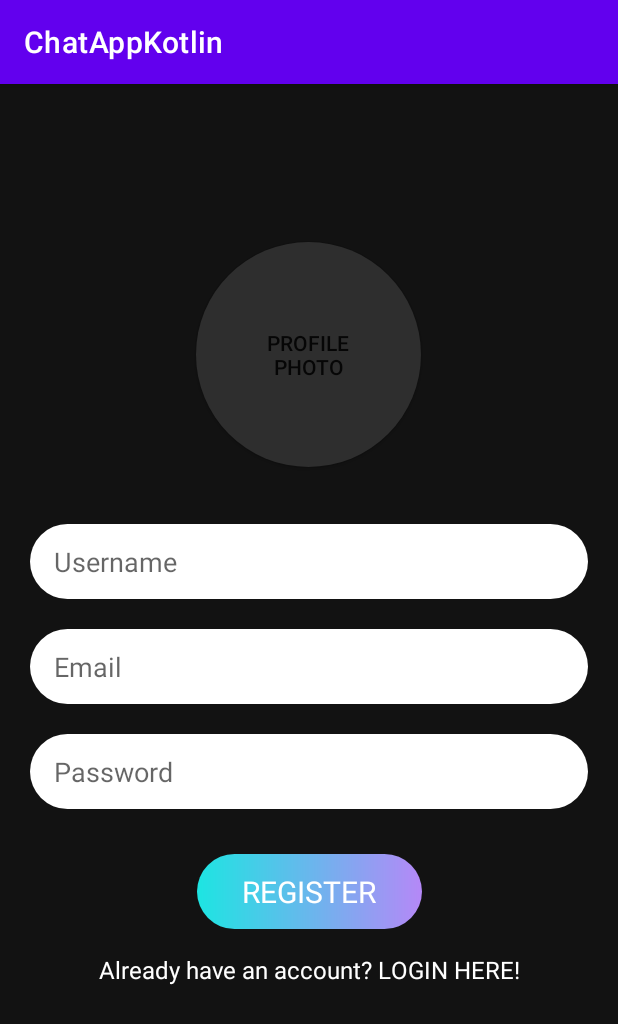
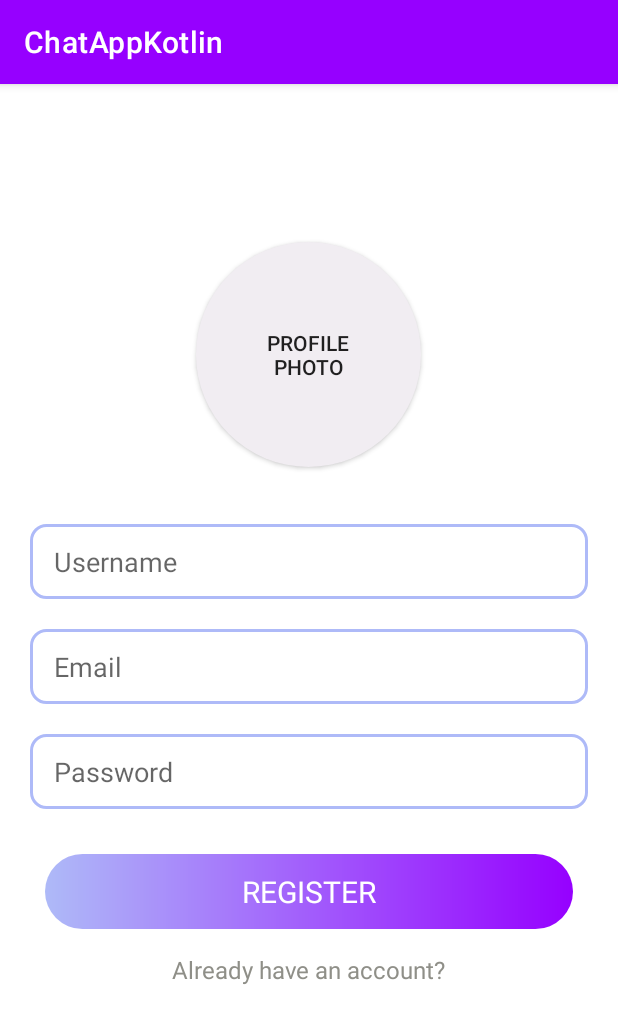
Before and after one commit to priyankaaa532002/Kotlin-Chat-App-Firebase, an Android app: the screen it shows after launch (RegisterActivity), on a phone screen of 412 x 824 dp. Shown: the top 1024 px of the screen. Run offline under Robolectric (Android 15) with nearby library versions, the phone set to English and light mode, and no system bars; our stand-ins replace CircleImageView, Firebase (no records; nobody signed in at launch, a user with empty details on screens opened directly).

Commit message:
ui + new chats

```diff
--- a/ChatAppKotlin/app/src/main/java/com/example/chatappkotlin/LatestMessagesActivity.kt
+++ b/ChatAppKotlin/app/src/main/java/com/example/chatappkotlin/LatestMessagesActivity.kt
@@ -13,6 +13,7 @@ class LatestMessagesActivity : AppCompatActivity() {
         super.onCreate(savedInstanceState)
         setContentView(R.layout.activity_latest_messages)
 
+        supportActionBar?.title = "Galaxy Chat"
         verifyUserIsLoggedIn()
 
     }
--- a/ChatAppKotlin/app/src/main/java/com/example/chatappkotlin/RegisterActivity.kt
+++ b/ChatAppKotlin/app/src/main/java/com/example/chatappkotlin/RegisterActivity.kt
@@ -110,4 +110,6 @@ class RegisterActivity : AppCompatActivity() {
     }
 }
 
-class User(val uid:String,val username:String , val profileImageUrl : String)
+class User(val uid:String,val username:String , val profileImageUrl : String){
+    constructor() : this("","","")
+}
--- a/ChatAppKotlin/app/src/main/res/drawable/buttonbg.xml
+++ b/ChatAppKotlin/app/src/main/res/drawable/buttonbg.xml
@@ -8,8 +8,8 @@
     <gradient
         android:type="linear"
         android:angle="0"
-        android:startColor="#1DE5E2"
-        android:endColor="#B588F7"/>
+        android:startColor="#AEBAF8"
+        android:endColor="#9600FF"/>
     <corners android:radius="150dp"/>
 </shape>
 </item>
--- a/ChatAppKotlin/app/src/main/res/drawable/etbg.xml
+++ b/ChatAppKotlin/app/src/main/res/drawable/etbg.xml
@@ -1,5 +1,6 @@
 <?xml version="1.0" encoding="utf-8"?>
 <shape xmlns:android="http://schemas.android.com/apk/res/android">
     <solid android:color="@color/white"/>
-    <corners android:radius="25dp"/>
+    <corners android:radius="10dp"/>
+    <stroke android:width="2dp" android:color="#AEBAF8"/>
 </shape>
--- /dev/null
+++ b/ChatAppKotlin/app/src/main/res/drawable/ic_baseline_logout_24.xml
@@ -0,0 +1,5 @@
+<vector android:autoMirrored="true" android:height="24dp"
+    android:tint="#FFFFFF" android:viewportHeight="24"
+    android:viewportWidth="24" android:width="24dp" xmlns:android="http://schemas.android.com/apk/res/android">
+    <path android:fillColor="@android:color/white" android:pathData="M17,7l-1.41,1.41L18.17,11H8v2h10.17l-2.58,2.58L17,17l5,-5zM4,5h8V3H4c-1.1,0 -2,0.9 -2,2v14c0,1.1 0.9,2 2,2h8v-2H4V5z"/>
+</vector>
--- /dev/null
+++ b/ChatAppKotlin/app/src/main/res/drawable/ic_baseline_message_24.xml
@@ -0,0 +1,5 @@
+<vector android:autoMirrored="true" android:height="24dp"
+    android:tint="#FFFFFF" android:viewportHeight="24"
+    android:viewportWidth="24" android:width="24dp" xmlns:android="http://schemas.android.com/apk/res/android">
+    <path android:fillColor="@android:color/white" android:pathData="M20,2L4,2c-1.1,0 -1.99,0.9 -1.99,2L2,22l4,-4h14c1.1,0 2,-0.9 2,-2L22,4c0,-1.1 -0.9,-2 -2,-2zM18,14L6,14v-2h12v2zM18,11L6,11L6,9h12v2zM18,8L6,8L6,6h12v2z"/>
+</vector>
--- a/ChatAppKotlin/app/src/main/res/drawable/profilebg.xml
+++ b/ChatAppKotlin/app/src/main/res/drawable/profilebg.xml
@@ -1,7 +1,8 @@
 <?xml version="1.0" encoding="utf-8"?>
 <shape android:shape="oval" xmlns:android="http://schemas.android.com/apk/res/android">
     <corners android:radius="50dp"/>
-    <solid android:color="#2E2E2E"/>
+    <solid android:color="#F1EDF2
+"/>
     <size
         android:width="150dp"
         android:height="150dp"/>
--- a/ChatAppKotlin/app/src/main/res/layout/activity_login.xml
+++ b/ChatAppKotlin/app/src/main/res/layout/activity_login.xml
@@ -41,7 +41,7 @@
 
     <TextView
         android:id="@+id/btn_login"
-        android:layout_width="120dp"
+        android:layout_width="match_parent"
         android:layout_height="50dp"
         android:layout_margin="20dp"
         android:background="@drawable/buttonbg"
@@ -60,7 +60,7 @@
         android:layout_height="wrap_content"
         android:layout_marginTop="16dp"
         android:text="Forgot Password?"
-        android:textColor="@color/white"
+        android:textColor="#8F8F88"
         android:textSize="16sp"
         app:layout_constraintEnd_toEndOf="parent"
         app:layout_constraintHorizontal_bias="0.896"
--- a/ChatAppKotlin/app/src/main/res/layout/activity_new_messages.xml
+++ b/ChatAppKotlin/app/src/main/res/layout/activity_new_messages.xml
@@ -11,6 +11,7 @@
         app:layoutManager="androidx.recyclerview.widget.LinearLayoutManager"
         android:layout_width="match_parent"
         android:layout_height="match_parent"
+
         app:layout_constraintBottom_toBottomOf="parent"
         app:layout_constraintEnd_toEndOf="parent"
         app:layout_constraintHorizontal_bias="0.5"
--- a/ChatAppKotlin/app/src/main/res/layout/activity_register.xml
+++ b/ChatAppKotlin/app/src/main/res/layout/activity_register.xml
@@ -56,7 +56,7 @@
 
     <TextView
         android:id="@+id/btn_register"
-        android:layout_width="150dp"
+        android:layout_width="match_parent"
         android:layout_height="50dp"
         android:layout_margin="30dp"
         android:background="@drawable/buttonbg"
@@ -74,8 +74,8 @@
         android:layout_width="wrap_content"
         android:layout_height="wrap_content"
         android:layout_margin="16dp"
-        android:text="Already have an account? LOGIN HERE!"
-        android:textColor="@color/white"
+        android:text="Already have an account?"
+        android:textColor="#8F8F88"
         android:textSize="16sp"
         app:layout_constraintEnd_toEndOf="parent"
         app:layout_constraintHorizontal_bias="0.5"
--- a/ChatAppKotlin/app/src/main/res/menu/nav_menu.xml
+++ b/ChatAppKotlin/app/src/main/res/menu/nav_menu.xml
@@ -4,10 +4,12 @@
 
     <item android:id="@+id/menu_new_message"
         android:title="New Message"
+        android:icon="@drawable/ic_baseline_message_24"
         app:showAsAction="ifRoom"
         />
     <item android:id="@+id/menu_sign_out"
         android:title="Sign Out"
+        android:icon="@drawable/ic_baseline_logout_24"
         app:showAsAction="ifRoom"/>
 
 </menu>
--- a/ChatAppKotlin/app/src/main/res/values-night/themes.xml
+++ b/ChatAppKotlin/app/src/main/res/values-night/themes.xml
@@ -14,6 +14,6 @@
         <!-- Customize your theme here. -->
     </style>
     <style name="PorfileImg" parent="Theme.AppCompat.Light.DarkActionBar">
-        <item name="colorButtonNormal">#393333</item>
+        <item name="colorButtonNormal">#AFAEAE</item>
     </style>
 </resources>
--- a/ChatAppKotlin/app/src/main/res/values/colors.xml
+++ b/ChatAppKotlin/app/src/main/res/values/colors.xml
@@ -7,6 +7,6 @@
     <color name="teal_700">#FF018786</color>
     <color name="black">#FF000000</color>
     <color name="white">#FFFFFFFF</color>
-    <color name="bg">#121212</color>
-    <color name="grad">#2E2E2E</color>
+    <color name="bg">#FFF</color>
+    <color name="grad">#AFAEAE</color>
 </resources>
--- a/ChatAppKotlin/app/src/main/res/values/themes.xml
+++ b/ChatAppKotlin/app/src/main/res/values/themes.xml
@@ -2,11 +2,11 @@
     <!-- Base application theme. -->
     <style name="Theme.ChatAppKotlin" parent="Theme.MaterialComponents.DayNight.DarkActionBar">
         <!-- Primary brand color. -->
-        <item name="colorPrimary">@color/purple_500</item>
+        <item name="colorPrimary">#9600FF</item>
         <item name="colorPrimaryVariant">@color/purple_700</item>
         <item name="colorOnPrimary">@color/white</item>
         <!-- Secondary brand color. -->
-        <item name="colorSecondary">@color/teal_200</item>
+        <item name="colorSecondary">#9600FF</item>
         <item name="colorSecondaryVariant">@color/teal_700</item>
         <item name="colorOnSecondary">@color/black</item>
         <!-- Status bar color. -->
@@ -15,6 +15,6 @@
 
     </style>
     <style name="PorfileImg" parent="Theme.AppCompat.Light.DarkActionBar">
-        <item name="colorButtonNormal">#393333</item>
+        <item name="colorButtonNormal">#AFAEAE</item>
     </style>
 </resources>
```
Also changed, not shown: ChatAppKotlin/app/src/main/java/com/example/chatappkotlin/NewMessagesActivity.kt (+38 -10 lines), ChatAppKotlin/app/src/main/res/layout/user_row_new_messages.xml (+11 -17 lines).
